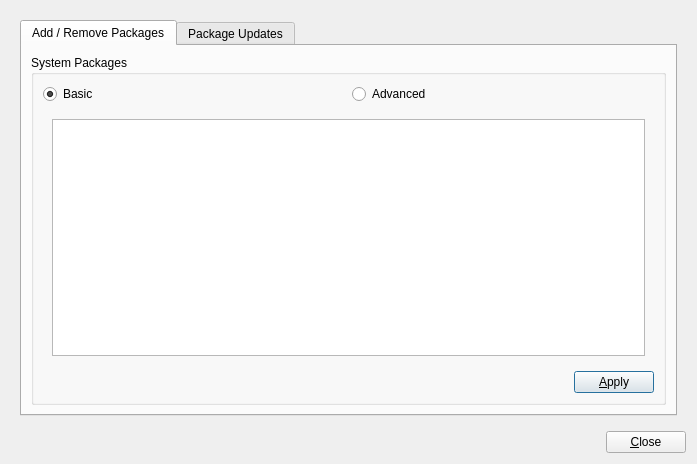
trueos/pcbsd, file src-qt4/pc-pkgmanager/mainWin.ui: the form before one commit.
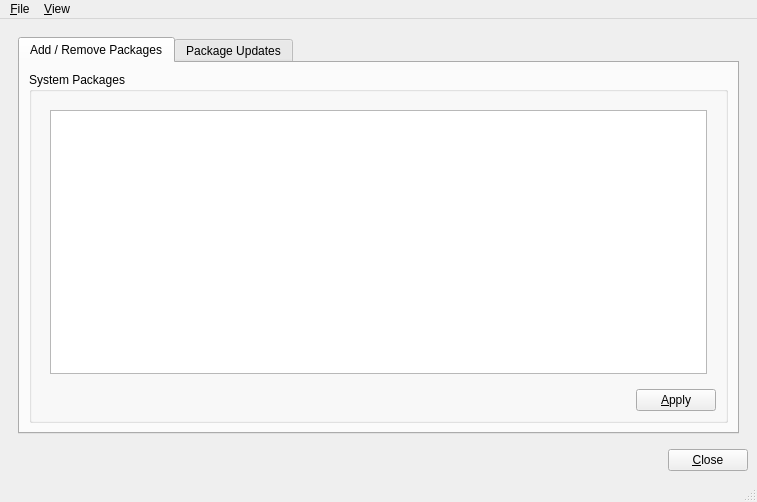
The form after the commit. Icons and pictures are not drawn.

Commit message:
Add new menu bar, not yet functional
Display messages from pkgng as they happen

Offer to save file if something goes bad

What changed in the file:
```diff
--- a/src-qt4/pc-pkgmanager/mainWin.ui
+++ b/src-qt4/pc-pkgmanager/mainWin.ui
@@ -1,18 +1,19 @@
 <?xml version="1.0" encoding="UTF-8"?>
 <ui version="4.0">
  <class>mainWin</class>
- <widget class="QDialog" name="mainWin">
+ <widget class="QMainWindow" name="mainWin">
   <property name="geometry">
    <rect>
     <x>0</x>
     <y>0</y>
-    <width>697</width>
-    <height>464</height>
+    <width>757</width>
+    <height>502</height>
    </rect>
   </property>
   <property name="windowTitle">
    <string>Package Manager</string>
   </property>
+  <widget class="QWidget" name="centralwidget">
   <layout class="QGridLayout" name="gridLayout">
    <item row="0" column="0">
     <widget class="QStackedWidget" name="stackedTop">
@@ -37,28 +38,7 @@
               <string>System Packages</string>
              </property>
              <layout class="QGridLayout" name="gridLayout_3">
-              <item row="0" column="0">
-               <layout class="QHBoxLayout" name="horizontalLayout_6">
-                <item>
-                 <widget class="QRadioButton" name="radioBasic">
-                  <property name="text">
-                   <string>Basic</string>
-                  </property>
-                  <property name="checked">
-                   <bool>true</bool>
-                  </property>
-                 </widget>
-                </item>
-                <item>
-                 <widget class="QRadioButton" name="radioAdvanced">
-                  <property name="text">
-                   <string>Advanced</string>
-                  </property>
-                 </widget>
-                </item>
-               </layout>
-              </item>
-              <item row="2" column="0">
+               <item row="1" column="0">
                <layout class="QHBoxLayout" name="horizontalLayout">
                 <item>
                  <spacer name="spacer2">
@@ -85,7 +65,7 @@
                 </item>
                </layout>
               </item>
-              <item row="1" column="0">
+               <item row="0" column="0">
                <widget class="QStackedWidget" name="stackedWidget">
                 <property name="currentIndex">
                  <number>0</number>
@@ -97,6 +77,11 @@
                     <attribute name="headerVisible">
                      <bool>false</bool>
                     </attribute>
+                     <column>
+                      <property name="text">
+                       <string notr="true">1</string>
+                      </property>
+                     </column>
                    </widget>
                   </item>
                  </layout>
@@ -270,7 +255,7 @@
      </widget>
     </widget>
    </item>
-   <item row="2" column="0">
+    <item row="1" column="0">
     <layout class="QHBoxLayout" name="horizontalLayout_3">
      <item>
       <spacer name="horizontalSpacer_2">
@@ -295,6 +280,57 @@
     </layout>
    </item>
   </layout>
+  </widget>
+  <widget class="QMenuBar" name="menubar">
+   <property name="geometry">
+    <rect>
+     <x>0</x>
+     <y>0</y>
+     <width>757</width>
+     <height>22</height>
+    </rect>
+   </property>
+   <widget class="QMenu" name="menu_File">
+    <property name="title">
+     <string>&amp;File</string>
+    </property>
+    <addaction name="action_Quit"/>
+   </widget>
+   <widget class="QMenu" name="menu_View">
+    <property name="title">
+     <string>&amp;View</string>
+    </property>
+    <addaction name="action_Basic"/>
+    <addaction name="action_Advanced"/>
+   </widget>
+   <addaction name="menu_File"/>
+   <addaction name="menu_View"/>
+  </widget>
+  <widget class="QStatusBar" name="statusbar"/>
+  <action name="action_Quit">
+   <property name="text">
+    <string>&amp;Quit</string>
+   </property>
+  </action>
+  <action name="action_Basic">
+   <property name="checkable">
+    <bool>true</bool>
+   </property>
+   <property name="checked">
+    <bool>true</bool>
+   </property>
+   <property name="text">
+    <string>&amp;Basic</string>
+   </property>
+  </action>
+  <action name="action_Advanced">
+   <property name="checkable">
+    <bool>true</bool>
+   </property>
+   <property name="text">
+    <string>&amp;Advanced</string>
+   </property>
+  </action>
  </widget>
  <resources>
   <include location="pc-pkgmanager.qrc"/>
```
Left out of the diff: 2 changed lines with no effect on the pictures. Lines whose indentation alone changed are shown as unchanged. The commit also changes 2 other files.
